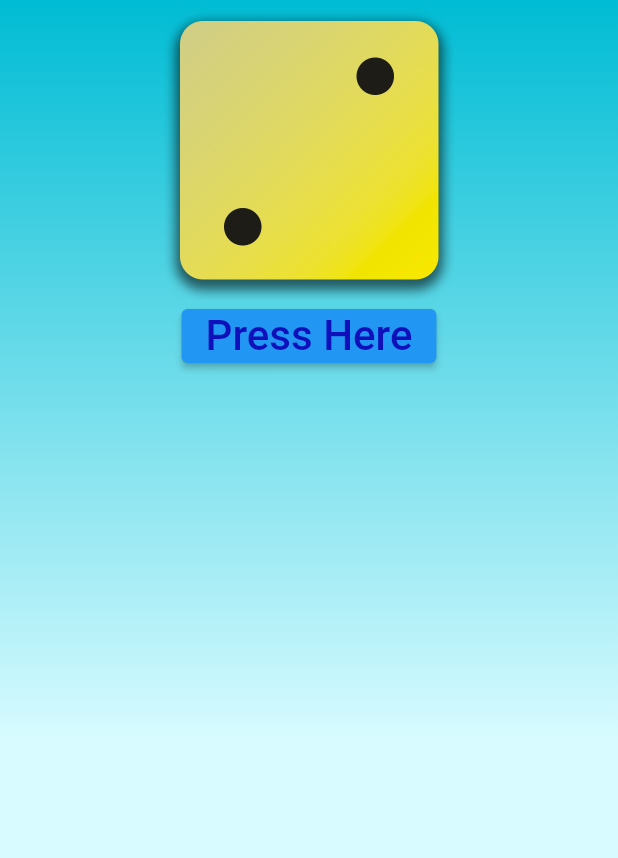
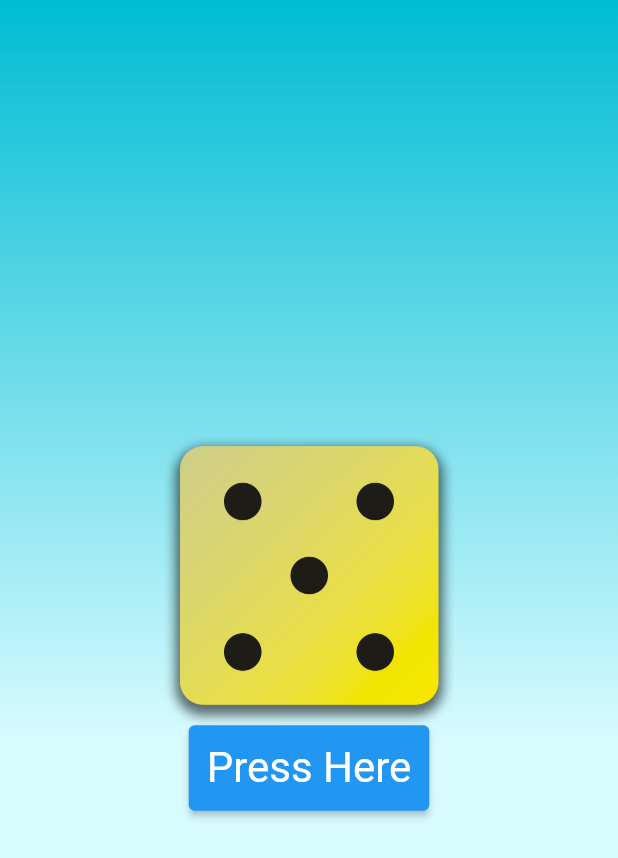
Before and after one commit to RonnieArnab/flutter_projects, a Flutter app: the screen it shows after launch, after a tap on "Press Here", on a phone screen of 412 x 824 dp. Shown: the top 858 px of the screen. Run offline on Flutter 3.47's test engine with Material 2 defaults, Android fonts, the phone set to English and light mode, and no system bars.

Commit message:
final update

```diff
--- /dev/null
+++ b/first_app/lib/dice_roller.dart
@@ -0,0 +1,43 @@
+import 'dart:math';
+import 'package:flutter/material.dart';
+
+final randomizer = Random() ;
+class DiceRoller extends StatefulWidget{
+  const DiceRoller({super.key}) ;
+  @override
+  State<DiceRoller> createState() {
+    return _DiceRoller() ;
+  }
+}
+
+class _DiceRoller extends State<DiceRoller>{
+
+  var currentDiceRoll = 2 ;
+  void rollDice() {
+    setState(() {
+    currentDiceRoll = randomizer.nextInt(6)+1 ;
+    });
+  }
+
+  @override
+  Widget  build(context){
+    return Column(
+          mainAxisSize: MainAxisSize.min,
+          children: [
+          Image.asset(
+            'assets/images/dice-$currentDiceRoll.png',
+            width: 200,
+            ) ,
+          ElevatedButton(
+            onPressed: rollDice,
+            style: ElevatedButton.styleFrom(
+              padding:  const EdgeInsets.all(12.0),
+              foregroundColor: Colors.white ,
+              textStyle: const TextStyle(
+                fontSize: 28 ,
+                ),
+              ),
+            child: const Text('Press Here')),
+      ]);
+  }
+}
--- a/first_app/lib/gradient_container.dart
+++ b/first_app/lib/gradient_container.dart
@@ -1,13 +1,10 @@
-import 'package:first_app/style_text.dart';
+import 'package:first_app/dice_roller.dart';
 import 'package:flutter/material.dart';
-// import 'package:first_app/style_text.dart' ;
+
 
 class GradientContiner extends StatelessWidget {
   const GradientContiner(this.color,{super.key});
 
-  void rollDice() {
-
-  }
 
   final List<Color> color ;
   @override
@@ -20,14 +17,9 @@ class GradientContiner extends StatelessWidget {
         begin: Alignment.bottomCenter,
         end: Alignment.topCenter,
       )),
-      child: Center(
-        child: Column(children: [
-          Image.asset(
-            'assets/images/dice-2.png',
-            width: 200,
-            ) ,
-          ElevatedButton(onPressed: rollDice, child: const StyleText('Press Here'))
-      ]),)
+      child:const Center(
+        child:  DiceRoller() ,
+      )
     );
   }
 }
--- a/first_app/lib/main.dart
+++ b/first_app/lib/main.dart
@@ -1,3 +1,4 @@
+
 import 'package:flutter/material.dart';
 import  'package:first_app/gradient_container.dart';
 
```
